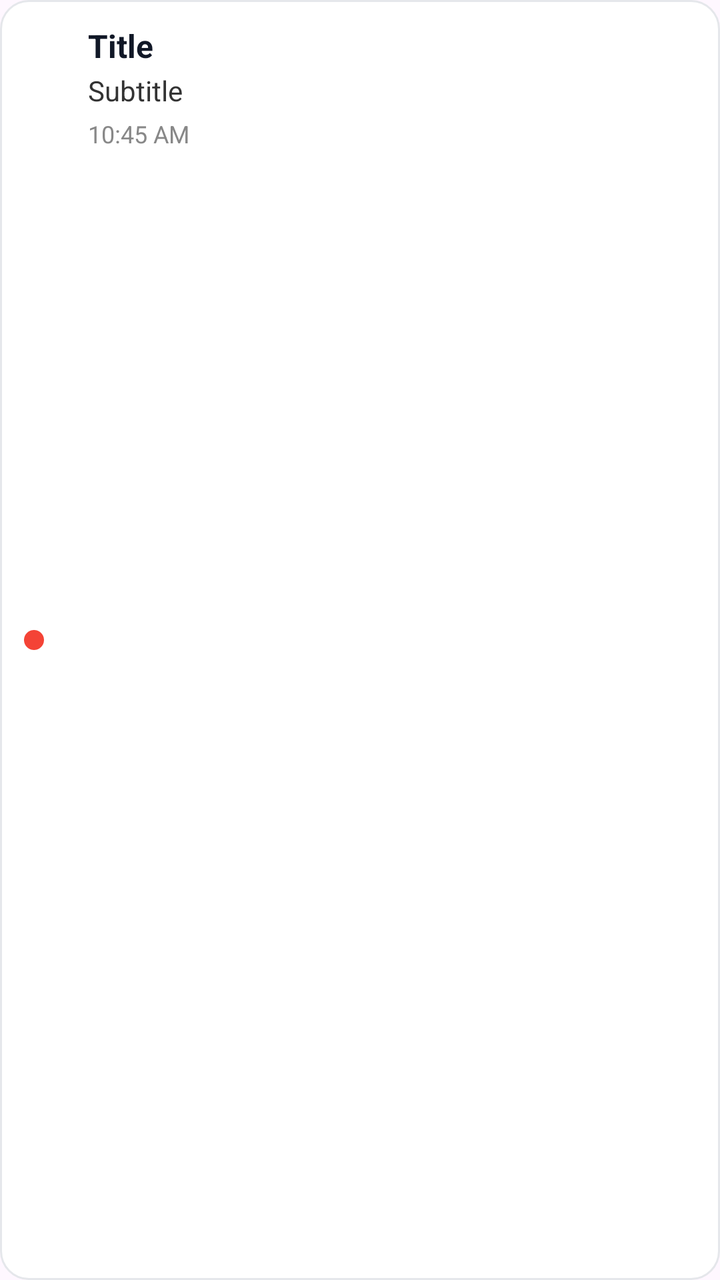
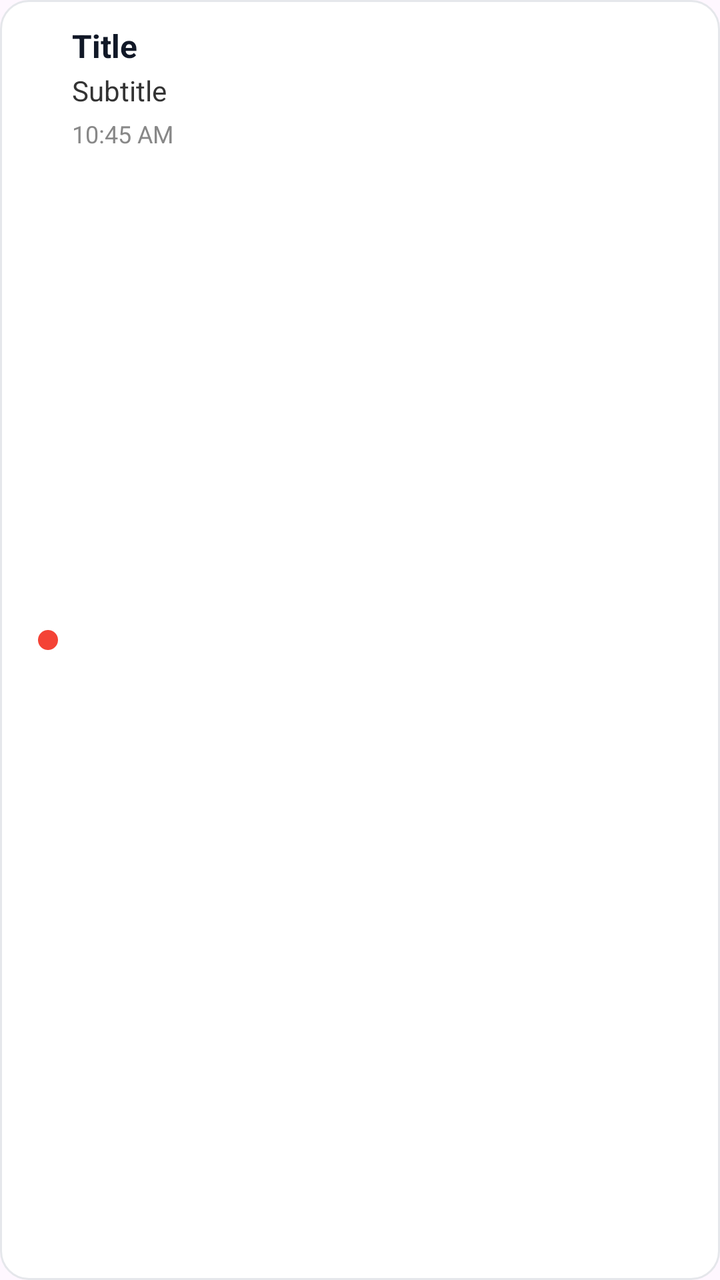

Two renders of the same Android screen: before a commit and after it. Below are the layout's source before the change and the commit's diff.
<!-- AndroidManifest.xml: application theme Theme.Csci3130Group1 -->
<!-- res/layout/item_unified_notification.xml -->
<?xml version="1.0" encoding="utf-8"?>
<LinearLayout xmlns:android="http://schemas.android.com/apk/res/android"
    xmlns:app="http://schemas.android.com/apk/res-auto"
    android:layout_width="match_parent"
    android:layout_height="wrap_content"
    android:orientation="horizontal"
    android:background="@drawable/card_background"
    android:padding="12dp"
    android:layout_marginBottom="8dp">

    
    <FrameLayout
        android:layout_width="20dp"
        android:layout_height="match_parent"
        android:layout_marginEnd="12dp">
        <View
            android:id="@+id/notifDot"
            android:layout_width="10dp"
            android:layout_height="10dp"
            android:layout_gravity="center_vertical"
            android:background="@drawable/badge_red_dot" />
    </FrameLayout>

    <LinearLayout
        android:layout_width="0dp"
        android:layout_height="wrap_content"
        android:layout_weight="1"
        android:orientation="vertical">

        <TextView
            android:id="@+id/notifTitle"
            android:layout_width="match_parent"
            android:layout_height="wrap_content"
            android:text="Title"
            android:textSize="16sp"
            android:textStyle="bold"
            android:textColor="#111827" />

        <TextView
            android:id="@+id/notifBody"
            android:layout_width="match_parent"
            android:layout_height="wrap_content"
            android:text="Subtitle"
            android:textSize="14sp"
            android:textColor="#333333"
            android:layout_marginTop="2dp" />

        <LinearLayout
            android:layout_width="match_parent"
            android:layout_height="wrap_content"
            android:orientation="horizontal"
            android:layout_marginTop="4dp">

            <TextView
                android:id="@+id/notifTime"
                android:layout_width="wrap_content"
                android:layout_height="wrap_content"
                android:text="10:45 AM"
                android:textSize="12sp"
                android:textColor="@color/text_tertiary" />

            
            <View
                android:layout_width="0dp"
                android:layout_height="1dp"
                android:layout_weight="1" />
        </LinearLayout>
    </LinearLayout>

</LinearLayout>
<!-- resources referenced by this layout -->
<resources>
  <color name="text_tertiary">#888888</color>
  <!-- drawable badge_red_dot (drawable) -->
  <?xml version="1.0" encoding="utf-8"?>
  <shape xmlns:android="http://schemas.android.com/apk/res/android" android:shape="oval">
      <solid android:color="#F44336" />
  </shape>
  <!-- drawable card_background (drawable) -->
  <?xml version="1.0" encoding="utf-8"?>
  <shape xmlns:android="http://schemas.android.com/apk/res/android">
      <solid android:color="#FFFFFF" />
      <corners android:radius="14dp" />
      <stroke android:width="1dp" android:color="#E5E7EB" />
  </shape>
  <style name="Theme.Csci3130Group1" parent="Base.Theme.Csci3130Group1" />
  <style name="Base.Theme.Csci3130Group1" parent="Theme.Material3.DayNight.NoActionBar">
          
          <item name="colorPrimary">#111827</item>
          <item name="colorOnPrimary">#FFFFFF</item>
          <item name="colorSecondary">#6B7280</item>
          <item name="colorOnSecondary">#FFFFFF</item>
          
          <item name="colorPrimaryContainer">#F3F4F6</item>
          <item name="colorOnPrimaryContainer">#111827</item>
          <item name="colorSecondaryContainer">#F3F4F6</item>
          <item name="colorOnSecondaryContainer">#111827</item>
          <item name="colorTertiary">#9CA3AF</item>
          <item name="colorSurface">#FFFFFF</item>
          <item name="colorOnSurface">#111827</item>
          <item name="colorOutline">#E5E7EB</item>
          <item name="android:navigationBarColor">#FFFFFF</item>
          <item name="android:statusBarColor">#FFFFFF</item>
      </style>
</resources>

<!-- the commit's change to res/layout/item_unified_notification.xml (unified diff, before → after) -->
@@ -10,14 +10,13 @@
 
     
     <FrameLayout
-        android:layout_width="20dp"
-        android:layout_height="match_parent"
-        android:layout_marginEnd="12dp">
+        android:layout_width="24dp"
+        android:layout_height="match_parent">
         <View
             android:id="@+id/notifDot"
             android:layout_width="10dp"
             android:layout_height="10dp"
-            android:layout_gravity="center_vertical"
+            android:layout_gravity="center_vertical|center_horizontal"
             android:background="@drawable/badge_red_dot" />
     </FrameLayout>
 
